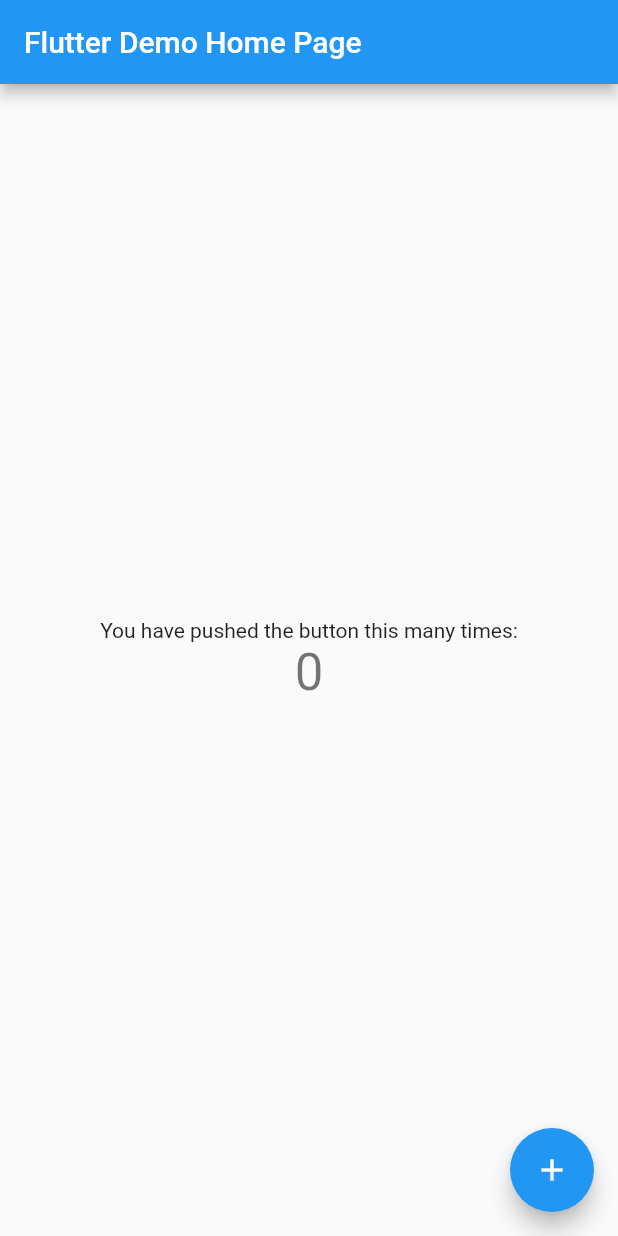
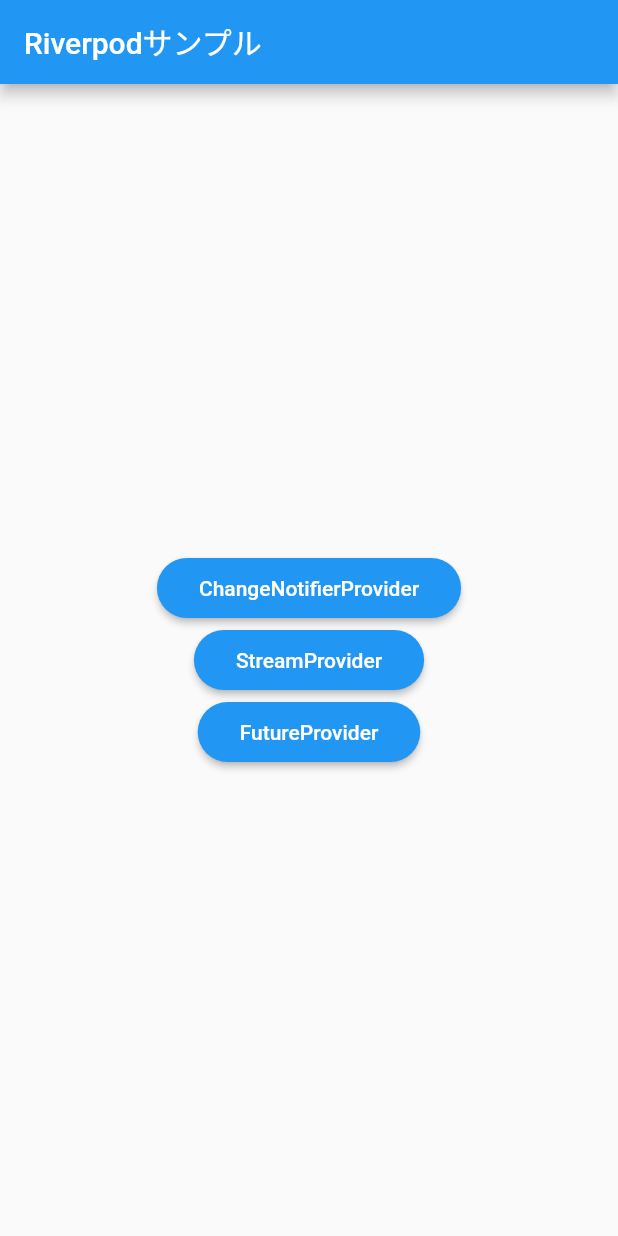
Before and after one commit to kurogoma-flutter/riverpod_demo, a Flutter app: the screen it shows after launch, on a phone screen of 412 x 824 dp. Run offline on Flutter 3.47's test engine with Material 2 defaults, Android fonts, the phone set to English and light mode, and no system bars; our stand-ins replace cloud_firestore, firebase_core, flutter_riverpod; missing offline and left inert: cloud_firestore_web, firebase_core_web; accounts and stored records are empty; generated files the repository leaves out were written again.

```diff
--- a/lib/main.dart
+++ b/lib/main.dart
@@ -1,7 +1,19 @@
+// Package
+import 'package:firebase_core/firebase_core.dart';
 import 'package:flutter/material.dart';
+import 'package:flutter_riverpod/flutter_riverpod.dart';
+import 'package:riverpod_demo/future/todo_future_page.dart';
+// Project
+import 'change_notifier/counter_page.dart';
+import 'firebase_options.dart';
+import 'stream/todo_stream_page.dart';
 
-void main() {
-  runApp(const MyApp());
+Future<void> main() async {
+  WidgetsFlutterBinding.ensureInitialized();
+  await Firebase.initializeApp(
+    options: DefaultFirebaseOptions.currentPlatform,
+  );
+  runApp(const ProviderScope(child: MyApp()));
 }
 
 class MyApp extends StatelessWidget {
@@ -13,15 +25,6 @@ class MyApp extends StatelessWidget {
     return MaterialApp(
       title: 'Flutter Demo',
       theme: ThemeData(
-        // This is the theme of your application.
-        //
-        // Try running your application with "flutter run". You'll see the
-        // application has a blue toolbar. Then, without quitting the app, try
-        // changing the primarySwatch below to Colors.green and then invoke
-        // "hot reload" (press "r" in the console where you ran "flutter run",
-        // or simply save your changes to "hot reload" in a Flutter IDE).
-        // Notice that the counter didn't reset back to zero; the application
-        // is not restarted.
         primarySwatch: Colors.blue,
       ),
       home: const MyHomePage(title: 'Flutter Demo Home Page'),
@@ -32,15 +35,6 @@ class MyApp extends StatelessWidget {
 class MyHomePage extends StatefulWidget {
   const MyHomePage({Key? key, required this.title}) : super(key: key);
 
-  // This widget is the home page of your application. It is stateful, meaning
-  // that it has a State object (defined below) that contains fields that affect
-  // how it looks.
-
-  // This class is the configuration for the state. It holds the values (in this
-  // case the title) provided by the parent (in this case the App widget) and
-  // used by the build method of the State. Fields in a Widget subclass are
-  // always marked "final".
-
   final String title;
 
   @override
@@ -48,68 +42,73 @@ class MyHomePage extends StatefulWidget {
 }
 
 class _MyHomePageState extends State<MyHomePage> {
-  int _counter = 0;
-
-  void _incrementCounter() {
-    setState(() {
-      // This call to setState tells the Flutter framework that something has
-      // changed in this State, which causes it to rerun the build method below
-      // so that the display can reflect the updated values. If we changed
-      // _counter without calling setState(), then the build method would not be
-      // called again, and so nothing would appear to happen.
-      _counter++;
-    });
-  }
-
   @override
   Widget build(BuildContext context) {
-    // This method is rerun every time setState is called, for instance as done
-    // by the _incrementCounter method above.
-    //
-    // The Flutter framework has been optimized to make rerunning build methods
-    // fast, so that you can just rebuild anything that needs updating rather
-    // than having to individually change instances of widgets.
     return Scaffold(
       appBar: AppBar(
-        // Here we take the value from the MyHomePage object that was created by
-        // the App.build method, and use it to set our appbar title.
-        title: Text(widget.title),
+        title: const Text('Riverpodサンプル'),
       ),
       body: Center(
-        // Center is a layout widget. It takes a single child and positions it
-        // in the middle of the parent.
         child: Column(
-          // Column is also a layout widget. It takes a list of children and
-          // arranges them vertically. By default, it sizes itself to fit its
-          // children horizontally, and tries to be as tall as its parent.
-          //
-          // Invoke "debug painting" (press "p" in the console, choose the
-          // "Toggle Debug Paint" action from the Flutter Inspector in Android
-          // Studio, or the "Toggle Debug Paint" command in Visual Studio Code)
-          // to see the wireframe for each widget.
-          //
-          // Column has various properties to control how it sizes itself and
-          // how it positions its children. Here we use mainAxisAlignment to
-          // center the children vertically; the main axis here is the vertical
-          // axis because Columns are vertical (the cross axis would be
-          // horizontal).
           mainAxisAlignment: MainAxisAlignment.center,
           children: <Widget>[
-            const Text(
-              'You have pushed the button this many times:',
+            ElevatedButton(
+              onPressed: () {
+                Navigator.of(context).push(
+                  MaterialPageRoute(
+                    builder: (context) => const CounterPage(),
+                  ),
+                );
+              },
+              style: ElevatedButton.styleFrom(
+                shape: RoundedRectangleBorder(
+                  borderRadius: BorderRadius.circular(30),
+                ),
+              ),
+              child: const Padding(
+                padding: EdgeInsets.all(12.0),
+                child: Text('ChangeNotifierProvider'),
+              ),
             ),
-            Text(
-              '$_counter',
-              style: Theme.of(context).textTheme.headline4,
+            ElevatedButton(
+              onPressed: () {
+                Navigator.of(context).push(
+                  MaterialPageRoute(
+                    builder: (context) => const TodoStreamPage(),
+                  ),
+                );
+              },
+              style: ElevatedButton.styleFrom(
+                shape: RoundedRectangleBorder(
+                  borderRadius: BorderRadius.circular(30),
+                ),
+              ),
+              child: const Padding(
+                padding: EdgeInsets.all(12.0),
+                child: Text('StreamProvider'),
+              ),
+            ),
+            ElevatedButton(
+              onPressed: () {
+                Navigator.of(context).push(
+                  MaterialPageRoute(
+                    builder: (context) => const TodoFuturePage(),
+                  ),
+                );
+              },
+              style: ElevatedButton.styleFrom(
+                shape: RoundedRectangleBorder(
+                  borderRadius: BorderRadius.circular(30),
+                ),
+              ),
+              child: const Padding(
+                padding: EdgeInsets.all(12.0),
+                child: Text('FutureProvider'),
+              ),
             ),
           ],
         ),
       ),
-      floatingActionButton: FloatingActionButton(
-        onPressed: _incrementCounter,
-        tooltip: 'Increment',
-        child: const Icon(Icons.add),
-      ), // This trailing comma makes auto-formatting nicer for build methods.
     );
   }
 }
```
